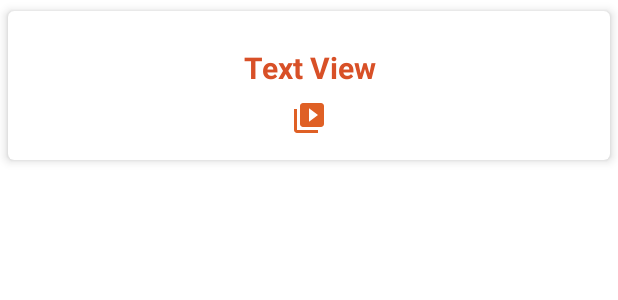
After one commit to Coding-Algorithm/notekeeper, an Android app: the layout item_course_list.xml on its own in the app's theme, with its tools: preview values and no code run, on a phone screen of 412 x 824 dp. The commit adds this screen. Shown: the top 300 px of the screen. Run offline under Robolectric (Android 15) with nearby library versions, the phone set to English and light mode, and no system bars.

Commit message:
Course display fragment and note display fragment implemented

```diff
--- a/app/build.gradle
+++ b/app/build.gradle
@@ -45,6 +45,8 @@ dependencies {
     implementation 'androidx.legacy:legacy-support-v4:1.0.0'
     implementation 'androidx.lifecycle:lifecycle-livedata-ktx:2.3.1'
     implementation 'androidx.lifecycle:lifecycle-viewmodel-ktx:2.3.1'
+    implementation 'androidx.cardview:cardview:1.0.0'
+    implementation 'androidx.test.espresso:espresso-contrib:3.4.0'
     testImplementation 'junit:junit:4.13.2'
 
     testImplementation 'org.junit.jupiter:junit-jupiter-api:5.8.2'
@@ -54,4 +56,7 @@ dependencies {
     testImplementation 'org.junit.jupiter:junit-jupiter'
     androidTestImplementation 'androidx.test.ext:junit:1.1.3'
     androidTestImplementation 'androidx.test.espresso:espresso-core:3.4.0'
+    androidTestImplementation 'com.android.support.test.espresso:espresso-contrib:3.0.2'
+
+    debugImplementation 'androidx.fragment:fragment-testing:1.3.6'
 }
--- /dev/null
+++ b/app/src/main/res/layout/item_course_list.xml
@@ -0,0 +1,55 @@
+<?xml version="1.0" encoding="utf-8"?>
+<FrameLayout xmlns:android="http://schemas.android.com/apk/res/android"
+    xmlns:app="http://schemas.android.com/apk/res-auto"
+    xmlns:tools="http://schemas.android.com/tools"
+    android:layout_width="match_parent"
+    android:layout_height="wrap_content"
+    android:translationY="0dp">
+
+
+    <androidx.cardview.widget.CardView
+        android:layout_width="match_parent"
+        android:layout_height="match_parent"
+        app:cardCornerRadius="4dp"
+        app:cardElevation="4dp"
+        app:cardUseCompatPadding="true"
+        app:contentPadding="16dp">
+
+        <androidx.constraintlayout.widget.ConstraintLayout
+            android:layout_width="match_parent"
+            android:layout_height="wrap_content">
+
+            <ImageView
+                android:id="@+id/imageView"
+                android:layout_width="wrap_content"
+                android:layout_height="wrap_content"
+                android:layout_marginStart="8dp"
+                android:layout_marginTop="8dp"
+                android:layout_marginEnd="8dp"
+                app:layout_constraintEnd_toEndOf="parent"
+                app:layout_constraintStart_toStartOf="parent"
+                app:layout_constraintTop_toBottomOf="@+id/textCourse"
+                app:srcCompat="@drawable/ic_menu_slideshow"
+                app:tint="#DF6025" />
+
+            <TextView
+                android:id="@+id/textCourse"
+                android:layout_width="0dp"
+                android:layout_height="wrap_content"
+                android:layout_marginStart="8dp"
+                android:layout_marginTop="8dp"
+                android:layout_marginEnd="8dp"
+                android:text="Text View"
+                android:textAlignment="center"
+                android:textAppearance="@style/TextAppearance.AppCompat.Large"
+                android:textColor="#D85027"
+                android:textSize="20sp"
+                android:textStyle="bold"
+                app:layout_constraintEnd_toEndOf="parent"
+                app:layout_constraintStart_toStartOf="parent"
+                app:layout_constraintTop_toTopOf="parent" />
+
+        </androidx.constraintlayout.widget.ConstraintLayout>
+
+    </androidx.cardview.widget.CardView>
+</FrameLayout>
--- a/app/src/main/res/navigation/mobile_navigation.xml
+++ b/app/src/main/res/navigation/mobile_navigation.xml
@@ -8,13 +8,13 @@
     <fragment
         android:id="@+id/nav_notes"
         android:name="com.example.demo.ui.home.HomeFragment"
-        android:label="@string/menu_home"
+        android:label="@string/menu_notes"
         tools:layout="@layout/fragment_home" />
 
     <fragment
         android:id="@+id/nav_courses"
         android:name="com.example.demo.ui.gallery.GalleryFragment"
-        android:label="@string/menu_gallery"
+        android:label="@string/menu_courses"
         tools:layout="@layout/fragment_gallery" />
 
     <fragment
--- a/app/src/main/res/values/strings.xml
+++ b/app/src/main/res/values/strings.xml
@@ -20,4 +20,7 @@
     <string name="menu_notes">Notes</string>
     <string name="menu_courses">Courses</string>
     <string name="menu_slideshow">Slideshow</string>
+
+    <string name="open">Open</string>
+    <string name="close">Close</string>
 </resources>
```
Also changed, not shown: app/src/main/java/com/example/demo/CourseRecyclerAdapter.kt (added, +39 -0 lines), app/src/main/java/com/example/demo/ItemsActivity.kt (+35 -8 lines), 1 other file.
